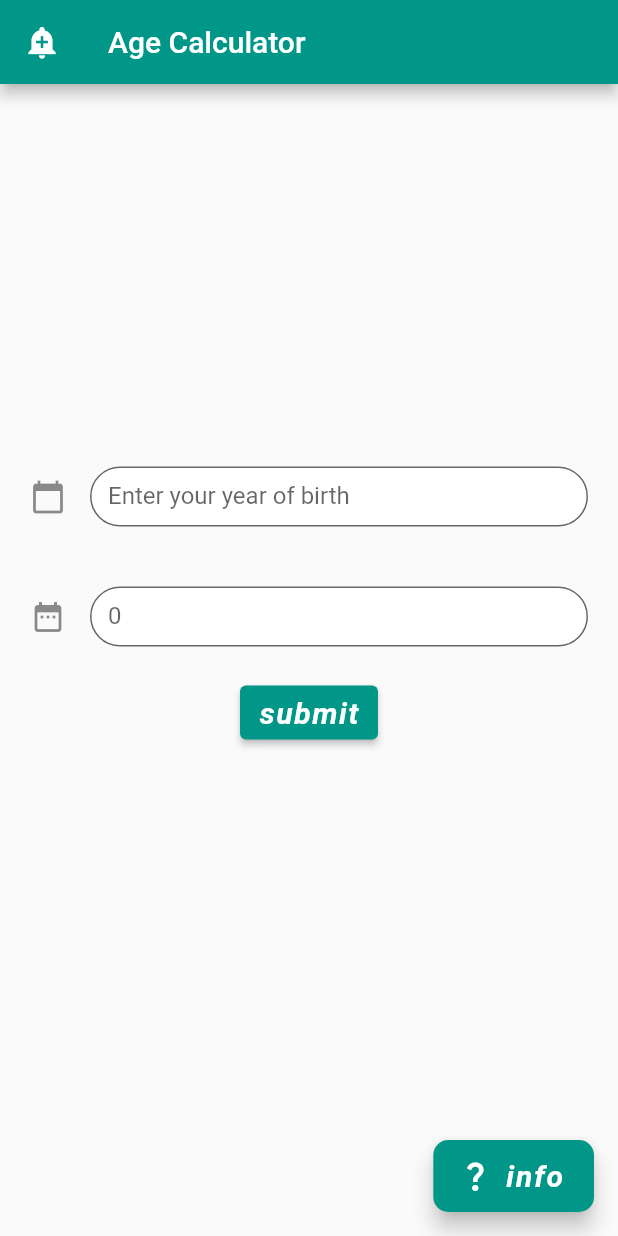
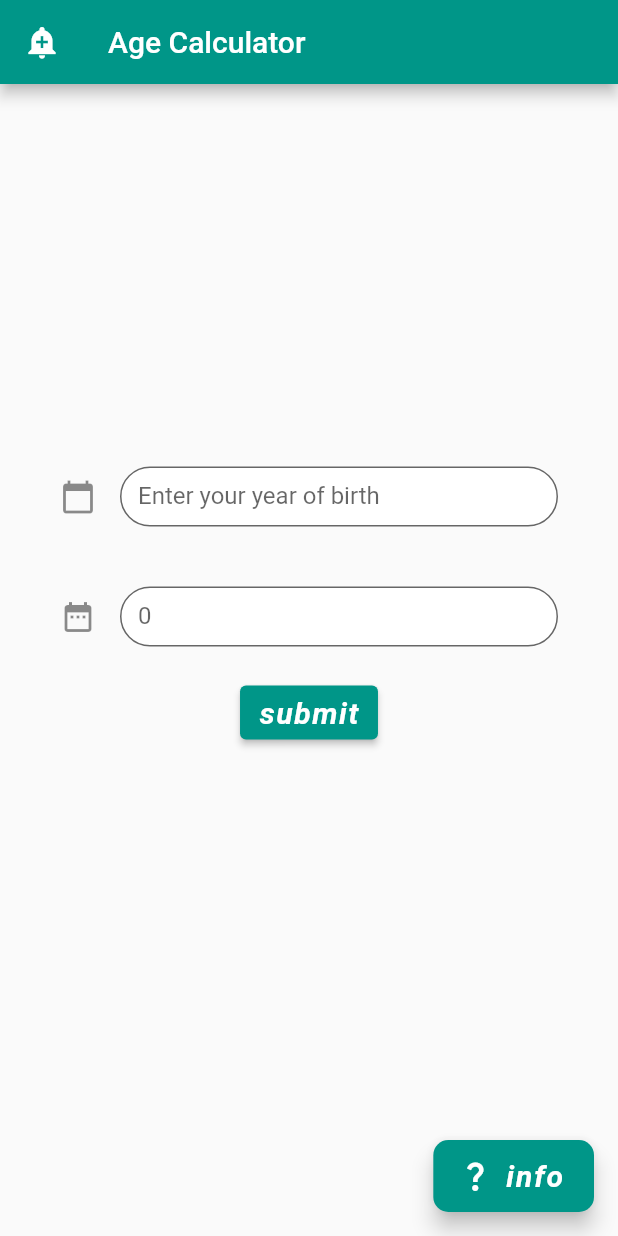
Before and after one commit to RamezHamdiSaeed/MyFlutterReference, a Flutter app: the screen it shows after launch, on a phone screen of 412 x 824 dp. Run offline on Flutter 3.47's test engine with Material 2 defaults, Android fonts, the phone set to English and light mode, and no system bars.

Commit message:
Padding and Margin Widgets and properties

```diff
--- a/lib/App/components/text_fields.dart
+++ b/lib/App/components/text_fields.dart
@@ -60,6 +60,9 @@ class _TextFieldsState extends State<TextFields> {
   @override
   Widget build(BuildContext context) {
     return Container(
+      //* if the widget has no padding or margin feature we can wrap it within padding or margin Widgets
+      //* and we use use them instead of width and heigh if not existed
+      padding: const EdgeInsets.symmetric(horizontal: 20),
       height: double.infinity,
       alignment: Alignment.center,
       child: SingleChildScrollView(
```
Also changed, not shown: 1 other file.
